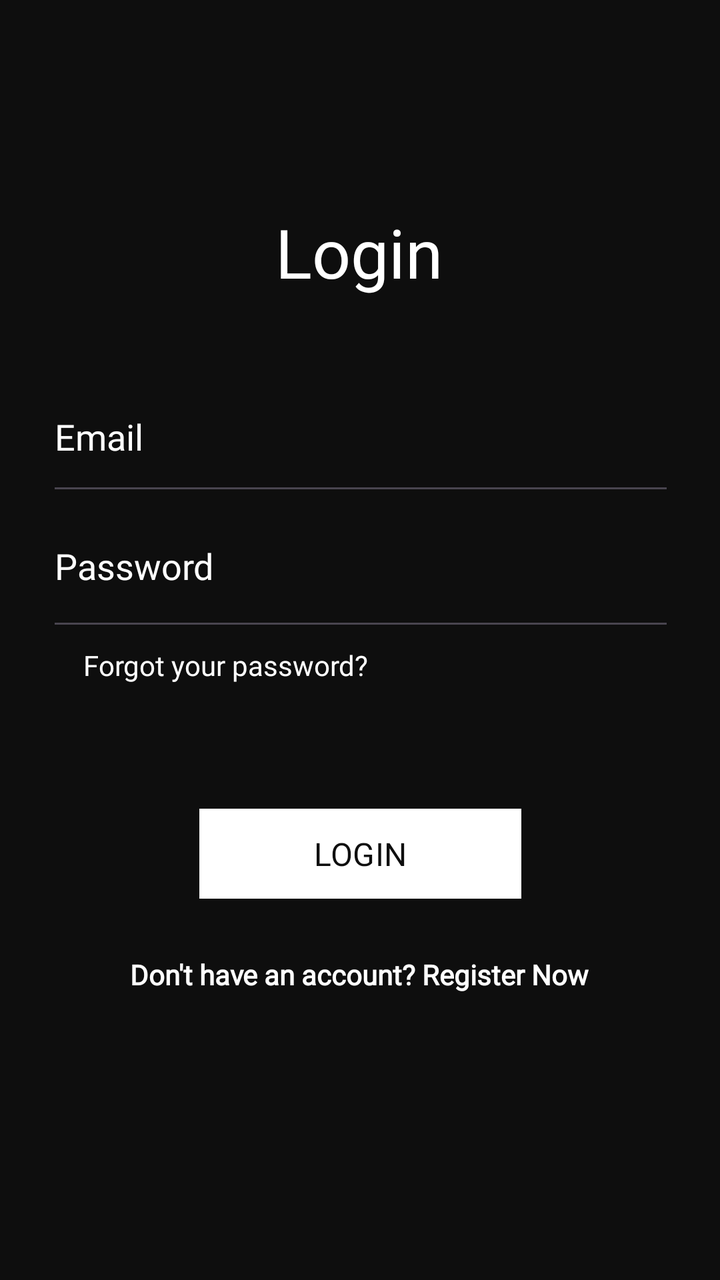
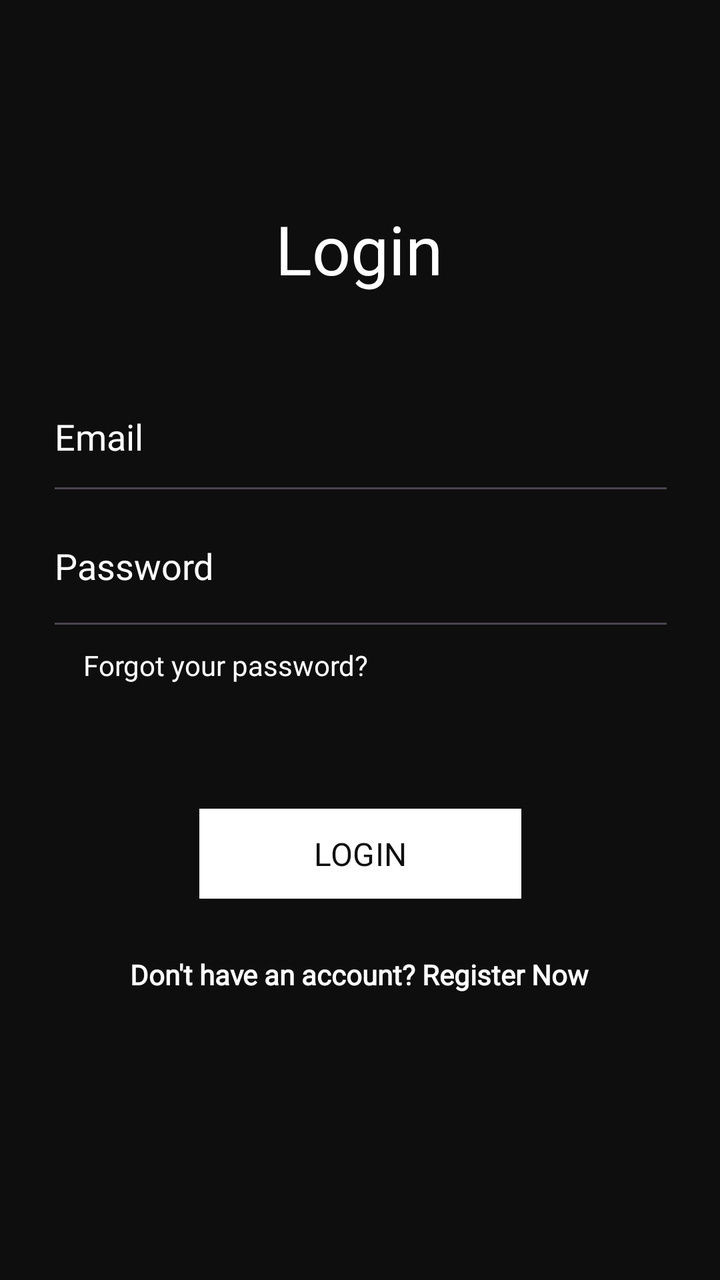

Compare the two renders of this Android layout. The source of the first and the diff that turns it into the second are given below.
<!-- AndroidManifest.xml: application theme Theme.UnyieldingMight -->
<!-- res/layout/activity_login.xml -->
<?xml version="1.0" encoding="utf-8"?>
<LinearLayout xmlns:android="http://schemas.android.com/apk/res/android"
    xmlns:app="http://schemas.android.com/apk/res-auto"
    xmlns:tools="http://schemas.android.com/tools"
    android:layout_width="match_parent"
    android:layout_height="match_parent"
    android:background="#0E0E0E">

    <androidx.constraintlayout.widget.ConstraintLayout
        android:layout_width="match_parent"
        android:layout_height="match_parent">

        <TextView
            android:id="@+id/activity_login_tv_login"
            android:layout_width="wrap_content"
            android:layout_height="wrap_content"
            android:fontFamily="@font/manrope_extrabold"
            android:text="@string/login"
            android:textColor="#fff"
            android:textSize="34sp"
            app:layout_constraintBottom_toBottomOf="parent"
            app:layout_constraintEnd_toEndOf="parent"
            app:layout_constraintHorizontal_bias="0.498"
            app:layout_constraintStart_toStartOf="parent"
            app:layout_constraintTop_toTopOf="parent"
            app:layout_constraintVertical_bias="0.174" />

        <Button
            android:id="@+id/activity_login_btn_login"
            android:layout_width="161dp"
            android:layout_height="53dp"
            android:backgroundTint="#fff"
            android:fontFamily="@font/manrope_extrabold"
            android:text="@string/btn_login"
            android:textColor="#0E0E0E"
            android:textSize="16sp"
            app:cornerRadius="0dp"
            app:layout_constraintBottom_toBottomOf="parent"
            app:layout_constraintEnd_toEndOf="parent"
            app:layout_constraintStart_toStartOf="parent"
            app:layout_constraintTop_toTopOf="parent"
            app:layout_constraintVertical_bias="0.682" />

        <EditText
            android:id="@+id/activity_login_et_email"
            android:layout_width="314dp"
            android:layout_height="72dp"
            android:ems="10"
            android:fontFamily="@font/jura"
            android:hint="@string/et_email"
            android:inputType="textEmailAddress"
            android:textColor="#fff"
            android:textColorHint="#fff"
            app:layout_constraintBottom_toBottomOf="parent"
            app:layout_constraintEnd_toEndOf="parent"
            app:layout_constraintHorizontal_bias="0.505"
            app:layout_constraintStart_toStartOf="parent"
            app:layout_constraintTop_toTopOf="parent"
            app:layout_constraintVertical_bias="0.318" />

        <EditText
            android:id="@+id/activity_login_et_password"
            android:layout_width="314dp"
            android:layout_height="78dp"
            android:ems="10"
            android:fontFamily="@font/jura"
            android:hint="@string/et_password"
            android:inputType="textPassword"
            android:textColor="#fff"
            android:textColorHint="#fff"
            android:visibility="visible"
            app:layout_constraintBottom_toBottomOf="parent"
            app:layout_constraintEnd_toEndOf="parent"
            app:layout_constraintHorizontal_bias="0.505"
            app:layout_constraintStart_toStartOf="parent"
            app:layout_constraintTop_toTopOf="parent"
            app:layout_constraintVertical_bias="0.431" />

        <TextView
            android:id="@+id/activity_login_tv_forgotYourPassword"
            android:layout_width="wrap_content"
            android:layout_height="wrap_content"
            android:fontFamily="@font/manrope_bold"
            android:text="@string/forgot_your_password"
            android:textColor="#fff"
            app:layout_constraintBottom_toBottomOf="parent"
            app:layout_constraintEnd_toEndOf="parent"
            app:layout_constraintHorizontal_bias="0.191"
            app:layout_constraintStart_toStartOf="parent"
            app:layout_constraintTop_toTopOf="parent"
            app:layout_constraintVertical_bias="0.52" />

        <TextView
            android:id="@+id/activity_login_tv_registerNow"
            android:layout_width="272dp"
            android:layout_height="48dp"
            android:fontFamily="@font/manrope_bold"
            android:onClick="nextActivityRegister"
            android:text="@string/dont_have_an_account_register_now"
            android:textAlignment="center"
            android:textColor="#fff"
            android:textStyle="bold"
            app:layout_constraintBottom_toBottomOf="parent"
            app:layout_constraintEnd_toEndOf="parent"
            app:layout_constraintHorizontal_bias="0.496"
            app:layout_constraintStart_toStartOf="parent"
            app:layout_constraintTop_toTopOf="parent"
            app:layout_constraintVertical_bias="0.807" />

    </androidx.constraintlayout.widget.ConstraintLayout>
</LinearLayout>
<!-- resources referenced by this layout -->
<resources>
  <string name="btn_login">LOGIN</string>
  <string name="dont_have_an_account_register_now">Don\'t have an account? Register Now</string>
  <string name="et_email">Email</string>
  <string name="et_password">Password</string>
  <string name="forgot_your_password">Forgot your password?</string>
  <string name="login">Login</string>
  <style name="Theme.UnyieldingMight" parent="Base.Theme.UnyieldingMight" />
  <style name="Base.Theme.UnyieldingMight" parent="Theme.Material3.DayNight.NoActionBar">
          
          
      </style>
</resources>

<!-- the commit's change to res/layout/activity_login.xml (unified diff, before → after) -->
@@ -23,7 +23,7 @@
             app:layout_constraintHorizontal_bias="0.498"
             app:layout_constraintStart_toStartOf="parent"
             app:layout_constraintTop_toTopOf="parent"
-            app:layout_constraintVertical_bias="0.174" />
+            app:layout_constraintVertical_bias="0.171" />
 
         <Button
             android:id="@+id/activity_login_btn_login"
